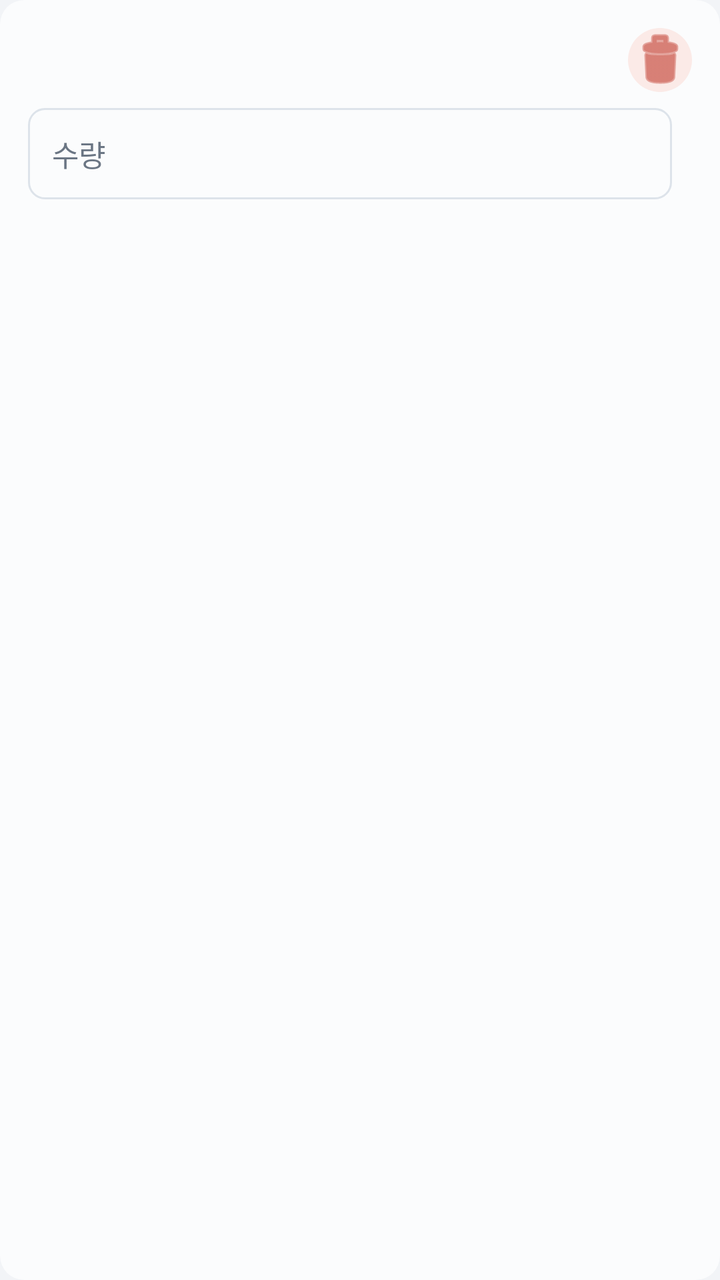
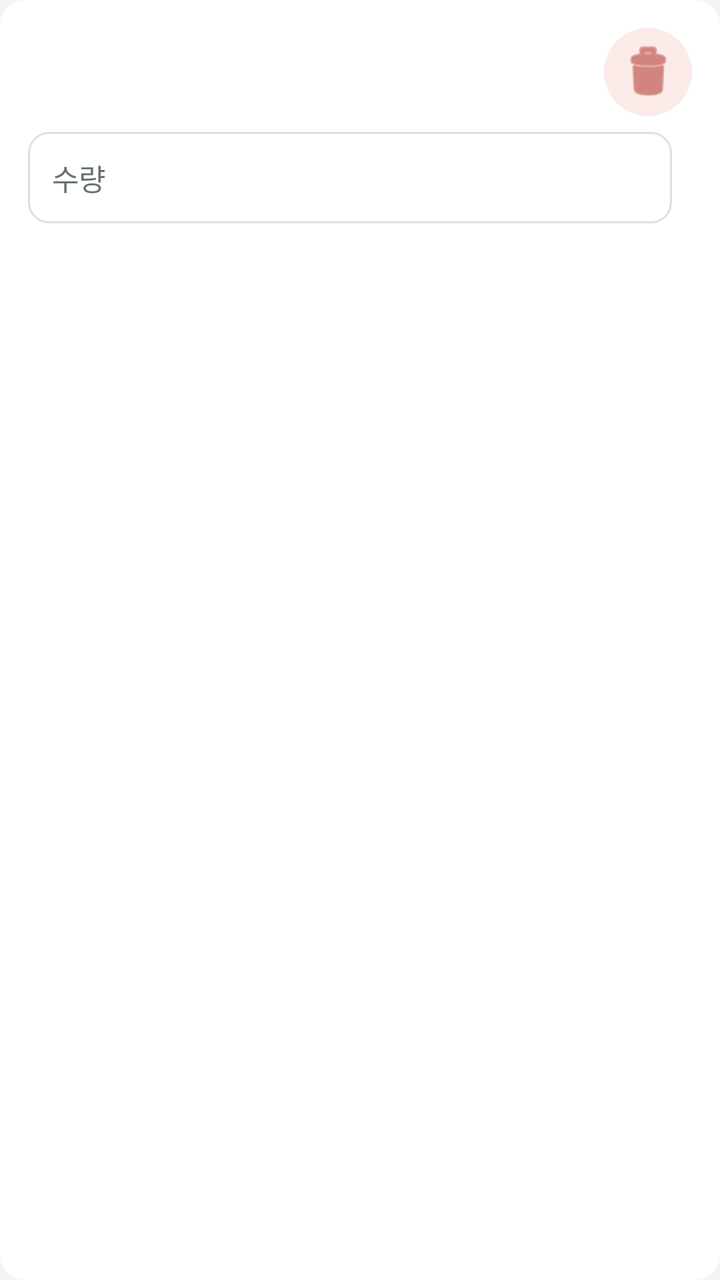

Two renders of the same Android screen: before a commit and after it. Below are the layout's source before the change and the commit's diff.
<!-- AndroidManifest.xml: application theme Theme.Jijang -->
<!-- res/layout/item_work_quantity_row.xml -->
<?xml version="1.0" encoding="utf-8"?>
<androidx.cardview.widget.CardView
    xmlns:android="http://schemas.android.com/apk/res/android"
    xmlns:app="http://schemas.android.com/apk/res-auto"
    android:layout_width="match_parent"
    android:layout_height="wrap_content"
    android:layout_marginBottom="10dp"
    app:cardCornerRadius="12dp"
    app:cardElevation="0dp"
    app:cardBackgroundColor="#FBFCFD">

    <LinearLayout
        android:layout_width="match_parent"
        android:layout_height="wrap_content"
        android:orientation="vertical"
        android:padding="14dp">

        <LinearLayout
            android:layout_width="match_parent"
            android:layout_height="wrap_content"
            android:orientation="horizontal"
            android:gravity="center_vertical">

            <TextView
                android:id="@+id/textItemName"
                android:layout_width="0dp"
                android:layout_height="wrap_content"
                android:layout_weight="1"
                android:textColor="@color/text_primary"
                android:textSize="14.5sp"
                android:textStyle="bold" />

            <ImageButton
                android:id="@+id/buttonDelete"
                android:layout_width="32dp"
                android:layout_height="32dp"
                android:background="@drawable/bg_delete_button_light"
                android:contentDescription="@string/delete_row"
                android:padding="7dp"
                android:src="@android:drawable/ic_menu_delete"
                app:tint="@color/status_warn" />
        </LinearLayout>

        <LinearLayout
            android:layout_width="match_parent"
            android:layout_height="wrap_content"
            android:layout_marginTop="8dp"
            android:orientation="horizontal"
            android:gravity="center_vertical">

            <EditText
                android:id="@+id/editQuantity"
                style="@style/Widget.Jijang.EditText"
                android:layout_width="0dp"
                android:layout_height="wrap_content"
                android:layout_marginTop="0dp"
                android:layout_weight="1"
                android:hint="수량"
                android:inputType="numberDecimal" />

            <TextView
                android:id="@+id/textUnit"
                android:layout_width="wrap_content"
                android:layout_height="wrap_content"
                android:layout_marginStart="10dp"
                android:textColor="@color/text_secondary"
                android:textSize="13sp"
                android:textStyle="bold" />
        </LinearLayout>

    </LinearLayout>
</androidx.cardview.widget.CardView>
<!-- resources referenced by this layout -->
<resources>
  <color name="status_warn">#C0392B</color>
  <color name="text_primary">#1B2430</color>
  <color name="text_secondary">#6B7684</color>
  <!-- drawable bg_delete_button_light (drawable) -->
  <?xml version="1.0" encoding="utf-8"?>
  <shape xmlns:android="http://schemas.android.com/apk/res/android"
      android:shape="oval">
      <solid android:color="#FBEAE7" />
  </shape>
  <string name="delete_row">행 삭제</string>
  <style name="Widget.Jijang.EditText" parent="android:Widget.EditText">
          <item name="android:background">@drawable/bg_input_field</item>
          <item name="android:padding">12dp</item>
          <item name="android:textColor">@color/text_primary</item>
          <item name="android:textColorHint">@color/text_secondary</item>
          <item name="android:textSize">14.5sp</item>
          <item name="android:layout_marginTop">8dp</item>
      </style>
  <style name="Theme.Jijang" parent="Theme.MaterialComponents.DayNight.NoActionBar">
          <item name="colorPrimary">@color/primary</item>
          <item name="colorPrimaryDark">@color/primary_dark</item>
          <item name="colorOnPrimary">@color/on_primary</item>
          <item name="colorSecondary">@color/accent</item>
          <item name="colorOnSecondary">@color/on_accent</item>
          <item name="android:windowBackground">@color/background</item>
  
          
          <item name="shapeAppearanceSmallComponent">@style/ShapeAppearance.Jijang.SmallComponent</item>
  
          <item name="materialButtonStyle">@style/Widget.Jijang.Button</item>
          <item name="materialButtonOutlinedStyle">@style/Widget.Jijang.Button.Outlined</item>
          <item name="borderlessButtonStyle">@style/Widget.Jijang.Button.Text</item>
      </style>
  <!-- drawable bg_input_field (drawable) -->
  <?xml version="1.0" encoding="utf-8"?>
  <shape xmlns:android="http://schemas.android.com/apk/res/android">
      <solid android:color="#FBFCFD" />
      <corners android:radius="8dp" />
      <stroke android:width="1dp" android:color="@color/line" />
      <padding android:left="10dp" android:top="10dp" android:right="10dp" android:bottom="10dp" />
  </shape>
  <color name="primary">#0F2A4A</color>
  <color name="primary_dark">#081A30</color>
  <color name="on_primary">#FFFFFF</color>
  <color name="accent">#E8871E</color>
  <color name="on_accent">#FFFFFF</color>
  <color name="background">#F2F4F7</color>
  <style name="ShapeAppearance.Jijang.SmallComponent" parent="ShapeAppearance.MaterialComponents.SmallComponent">
          <item name="cornerSize">14dp</item>
      </style>
  <style name="Widget.Jijang.Button" parent="Widget.MaterialComponents.Button">
          <item name="backgroundTint">@color/accent</item>
          <item name="android:textColor">@color/on_accent</item>
          <item name="android:textAllCaps">false</item>
          <item name="android:textSize">15sp</item>
          <item name="android:paddingTop">14dp</item>
          <item name="android:paddingBottom">14dp</item>
          <item name="android:letterSpacing">0</item>
      </style>
  <style name="Widget.Jijang.Button.Text" parent="Widget.MaterialComponents.Button.TextButton">
          <item name="android:textColor">@color/accent_dark</item>
          <item name="android:textAllCaps">false</item>
          <item name="android:letterSpacing">0</item>
      </style>
  <color name="line">#DDE3EA</color>
  <color name="accent_dark">#C96F0F</color>
  <!-- unchanged entries left out for length: 1 -->
</resources>

<!-- the commit's change to res/layout/item_work_quantity_row.xml (unified diff, before → after) -->
@@ -5,9 +5,9 @@
     android:layout_width="match_parent"
     android:layout_height="wrap_content"
     android:layout_marginBottom="10dp"
-    app:cardCornerRadius="12dp"
+    app:cardCornerRadius="@dimen/card_radius"
     app:cardElevation="0dp"
-    app:cardBackgroundColor="#FBFCFD">
+    app:cardBackgroundColor="@color/surface">
 
     <LinearLayout
         android:layout_width="match_parent"
@@ -32,8 +32,8 @@
 
             <ImageButton
                 android:id="@+id/buttonDelete"
-                android:layout_width="32dp"
-                android:layout_height="32dp"
+                android:layout_width="@dimen/touch_target"
+                android:layout_height="@dimen/touch_target"
                 android:background="@drawable/bg_delete_button_light"
                 android:contentDescription="@string/delete_row"
                 android:padding="7dp"
<!-- resource entries referenced after the edit -->
@@ -1,13 +1,16 @@
 <!-- resources referenced by this layout -->
 <resources>
-  <color name="status_warn">#C0392B</color>
-  <color name="text_primary">#1B2430</color>
-  <color name="text_secondary">#6B7684</color>
+  <color name="status_warn">#B4423A</color>
+  <color name="surface">#FFFFFF</color>
+  <color name="text_primary">#1D2B27</color>
+  <color name="text_secondary">#66746F</color>
+  <dimen name="card_radius">12dp</dimen>
+  <dimen name="touch_target">44dp</dimen>
   <!-- drawable bg_delete_button_light (drawable) -->
   <?xml version="1.0" encoding="utf-8"?>
   <shape xmlns:android="http://schemas.android.com/apk/res/android"
       android:shape="oval">
-      <solid android:color="#FBEAE7" />
+      <solid android:color="@color/danger_soft" />
   </shape>
   <string name="delete_row">행 삭제</string>
   <style name="Widget.Jijang.EditText" parent="android:Widget.EditText">
@@ -24,6 +27,7 @@
           <item name="colorOnPrimary">@color/on_primary</item>
           <item name="colorSecondary">@color/accent</item>
           <item name="colorOnSecondary">@color/on_accent</item>
+          <item name="android:colorAccent">@color/accent</item>
           <item name="android:windowBackground">@color/background</item>
   
           
@@ -33,22 +37,23 @@
           <item name="materialButtonOutlinedStyle">@style/Widget.Jijang.Button.Outlined</item>
           <item name="borderlessButtonStyle">@style/Widget.Jijang.Button.Text</item>
       </style>
+  <color name="danger_soft">#FBEAE7</color>
   <!-- drawable bg_input_field (drawable) -->
   <?xml version="1.0" encoding="utf-8"?>
   <shape xmlns:android="http://schemas.android.com/apk/res/android">
-      <solid android:color="#FBFCFD" />
-      <corners android:radius="8dp" />
+      <solid android:color="@color/surface" />
+      <corners android:radius="@dimen/field_radius" />
       <stroke android:width="1dp" android:color="@color/line" />
       <padding android:left="10dp" android:top="10dp" android:right="10dp" android:bottom="10dp" />
   </shape>
-  <color name="primary">#0F2A4A</color>
-  <color name="primary_dark">#081A30</color>
+  <color name="primary">#1F403A</color>
+  <color name="primary_dark">#102C27</color>
   <color name="on_primary">#FFFFFF</color>
-  <color name="accent">#E8871E</color>
+  <color name="accent">#D86532</color>
   <color name="on_accent">#FFFFFF</color>
-  <color name="background">#F2F4F7</color>
+  <color name="background">#F2F5F3</color>
   <style name="ShapeAppearance.Jijang.SmallComponent" parent="ShapeAppearance.MaterialComponents.SmallComponent">
-          <item name="cornerSize">14dp</item>
+          <item name="cornerSize">10dp</item>
       </style>
   <style name="Widget.Jijang.Button" parent="Widget.MaterialComponents.Button">
           <item name="backgroundTint">@color/accent</item>
@@ -64,8 +69,9 @@
           <item name="android:textAllCaps">false</item>
           <item name="android:letterSpacing">0</item>
       </style>
-  <color name="line">#DDE3EA</color>
-  <color name="accent_dark">#C96F0F</color>
+  <dimen name="field_radius">10dp</dimen>
+  <color name="line">#D9E2DE</color>
+  <color name="accent_dark">#B94925</color>
   <!-- unchanged entries left out for length: 1 -->
 </resources>
 
